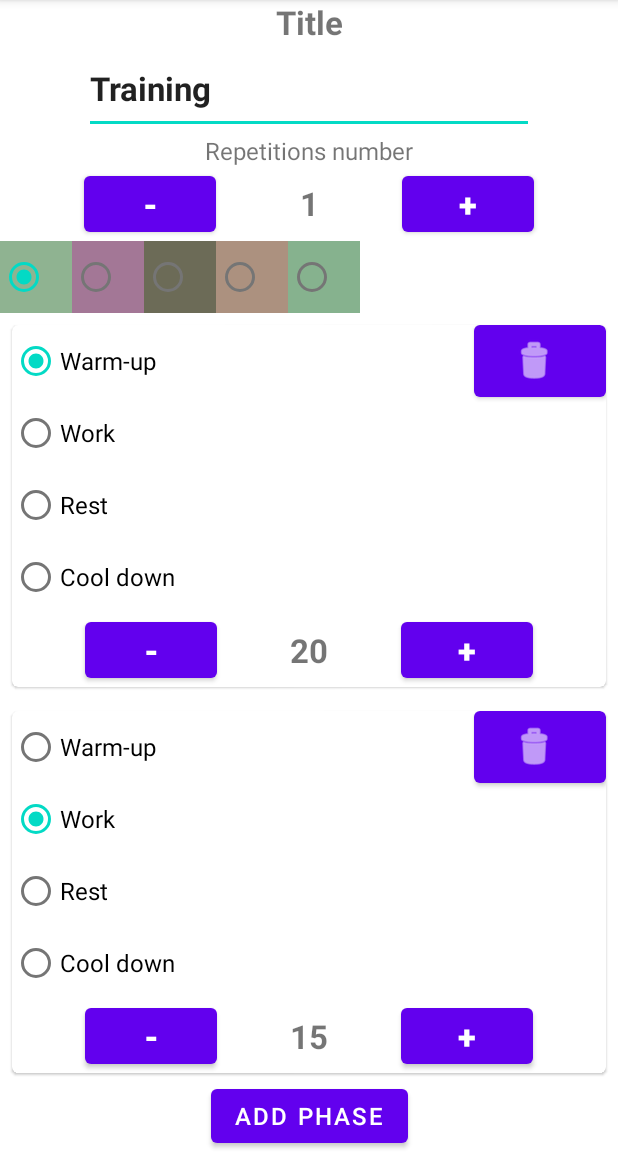
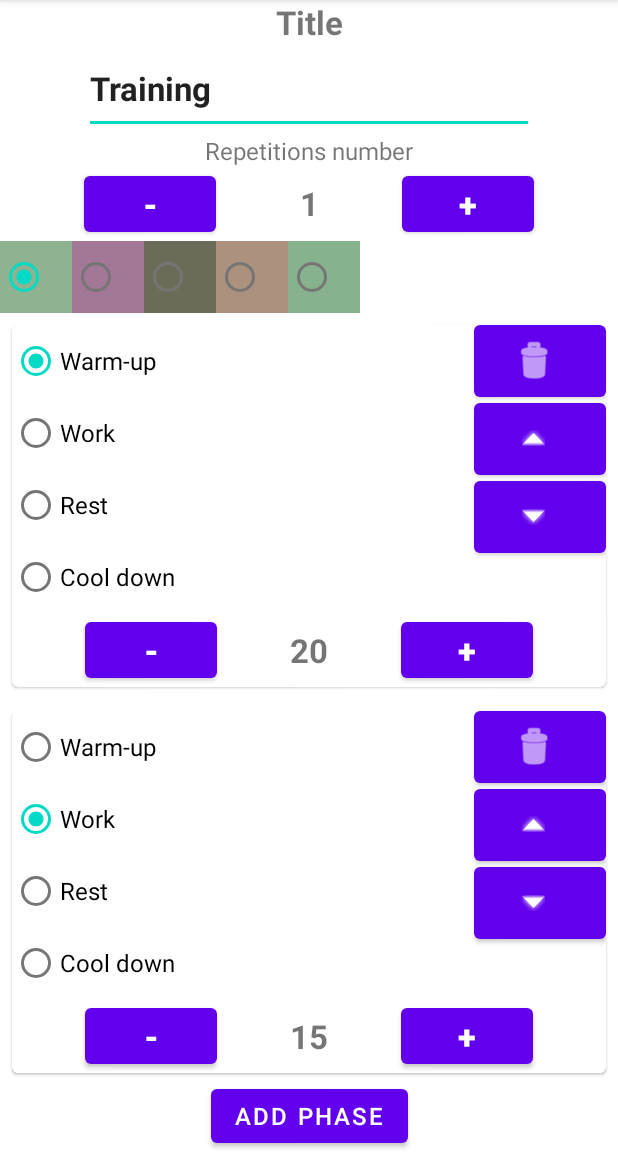
Before and after one commit to aneroid11/SoftwareDesignLabs, an Android app: the SequenceEditActivity screen opened directly, with no data from a screen before it, on a phone screen of 412 x 824 dp, the part 84-1236 px from its top. Run offline under Robolectric (Android 15) with nearby library versions, the phone set to English and light mode, and no system bars; plain views replace HSLColorPicker.

Commit message:
add dummy up and down button

```diff
--- a/TabataTimer/app/src/main/java/com/example/tabatatimer/SequenceRecyclerAdapter.kt
+++ b/TabataTimer/app/src/main/java/com/example/tabatatimer/SequenceRecyclerAdapter.kt
@@ -89,6 +89,9 @@ class SequenceRecyclerAdapter(
 
         holder.deleteButton.setOnClickListener {
             seqViewModel.deleteSequence(position)
+
+            //android.R.drawable.ic_menu_directions
+            //android.R.drawable.arrow_up_float
             seqViewModel.writeSequencesToFile()
             notifyItemRemoved(position)
             notifyItemRangeChanged(position, seqList.size)
--- a/TabataTimer/app/src/main/res/layout/recyclerview_phase_item.xml
+++ b/TabataTimer/app/src/main/res/layout/recyclerview_phase_item.xml
@@ -14,89 +14,118 @@
         android:layout_height="match_parent">
 
         <com.google.android.material.button.MaterialButton
+            android:id="@+id/move_phase_up_button"
+            android:layout_width="wrap_content"
+            android:layout_height="wrap_content"
+            android:layout_marginTop="4dp"
+            android:insetLeft="0dp"
+            android:insetTop="0dp"
+            android:insetRight="0dp"
+            android:insetBottom="0dp"
+            app:icon="@android:drawable/arrow_up_float"
+            app:iconGravity="textStart"
+            app:layout_constraintEnd_toEndOf="parent"
+            app:layout_constraintTop_toBottomOf="@+id/delete_phase_button" />
+
+        <com.google.android.material.button.MaterialButton
+            android:id="@+id/move_phase_down_button"
+            android:layout_width="wrap_content"
+            android:layout_height="wrap_content"
+            android:layout_marginTop="4dp"
+            android:insetLeft="0dp"
+            android:insetTop="0dp"
+            android:insetRight="0dp"
+            android:insetBottom="0dp"
+            android:padding="2dp"
+            app:icon="@android:drawable/arrow_down_float"
+            app:iconGravity="textStart"
+            app:layout_constraintEnd_toEndOf="parent"
+            app:layout_constraintTop_toBottomOf="@+id/move_phase_up_button" />
+
+        <com.google.android.material.button.MaterialButton
             android:id="@+id/delete_phase_button"
-            app:icon="@android:drawable/ic_menu_delete"
             android:layout_width="wrap_content"
             android:layout_height="wrap_content"
             android:insetLeft="0dp"
             android:insetTop="0dp"
             android:insetRight="0dp"
             android:insetBottom="0dp"
+            app:icon="@android:drawable/ic_menu_delete"
             app:iconGravity="textStart"
-            app:layout_constraintTop_toTopOf="parent"
             app:layout_constraintEnd_toEndOf="parent"
-            />
+            app:layout_constraintTop_toTopOf="parent" />
 
         <RadioGroup
             android:id="@+id/phase_type_selector"
             android:layout_width="wrap_content"
             android:layout_height="wrap_content"
+            android:orientation="vertical"
             app:layout_constraintStart_toStartOf="parent"
-            app:layout_constraintTop_toTopOf="parent"
-            android:orientation="vertical">
+            app:layout_constraintTop_toTopOf="parent">
 
             <RadioButton
+                android:id="@+id/warmup_radio"
                 style="?textBody"
-                android:id="@+id/warmup_radio"
                 android:layout_width="wrap_content"
                 android:layout_height="wrap_content"
-                android:text="@string/warmup"
-                android:checked="true" />
+                android:checked="true"
+                android:text="@string/warmup" />
+
             <RadioButton
+                android:id="@+id/work_radio"
                 style="?textBody"
-                android:id="@+id/work_radio"
                 android:layout_width="wrap_content"
                 android:layout_height="wrap_content"
                 android:text="@string/work" />
+
             <RadioButton
+                android:id="@+id/rest_radio"
                 style="?textBody"
-                android:id="@+id/rest_radio"
                 android:layout_width="wrap_content"
                 android:layout_height="wrap_content"
                 android:text="@string/rest" />
+
             <RadioButton
+                android:id="@+id/cooldown_radio"
                 style="?textBody"
-                android:id="@+id/cooldown_radio"
                 android:layout_width="wrap_content"
                 android:layout_height="wrap_content"
                 android:text="@string/cooldown" />
         </RadioGroup>
 
         <Button
+            android:id="@+id/decrease_duration_button"
             style="?textTitle"
-            android:id="@+id/decrease_duration_button"
             android:layout_width="wrap_content"
             android:layout_height="wrap_content"
+            android:text="-"
+            app:layout_constraintBottom_toBottomOf="parent"
+            app:layout_constraintEnd_toStartOf="@id/phase_duration_sec_textview"
             app:layout_constraintStart_toStartOf="parent"
-            app:layout_constraintEnd_toStartOf="@id/phase_duration_sec_textview"
-            app:layout_constraintTop_toBottomOf="@id/phase_type_selector"
-            app:layout_constraintBottom_toBottomOf="parent"
-            android:text="-" />
+            app:layout_constraintTop_toBottomOf="@id/phase_type_selector" />
 
         <TextView
+            android:id="@+id/phase_duration_sec_textview"
             style="?textTitle"
-            android:id="@+id/phase_duration_sec_textview"
             android:layout_width="wrap_content"
             android:layout_height="wrap_content"
+            app:layout_constraintBottom_toBottomOf="@id/decrease_duration_button"
+            app:layout_constraintEnd_toStartOf="@id/increase_duration_button"
             app:layout_constraintStart_toEndOf="@id/decrease_duration_button"
-            app:layout_constraintEnd_toStartOf="@id/increase_duration_button"
-            app:layout_constraintTop_toTopOf="@id/decrease_duration_button"
-            app:layout_constraintBottom_toBottomOf="@id/decrease_duration_button"
-            />
+            app:layout_constraintTop_toTopOf="@id/decrease_duration_button" />
 
         <Button
+            android:id="@+id/increase_duration_button"
             style="?textTitle"
-            android:id="@+id/increase_duration_button"
             android:layout_width="wrap_content"
             android:layout_height="wrap_content"
+            android:text="+"
+            app:layout_constraintBottom_toBottomOf="parent"
             app:layout_constraintEnd_toEndOf="parent"
             app:layout_constraintStart_toEndOf="@id/phase_duration_sec_textview"
-            app:layout_constraintTop_toBottomOf="@id/phase_type_selector"
-            app:layout_constraintBottom_toBottomOf="parent"
-            android:text="+" />
+            app:layout_constraintTop_toBottomOf="@id/phase_type_selector" />
 
     </androidx.constraintlayout.widget.ConstraintLayout>
-
 
 
     <!--
```
